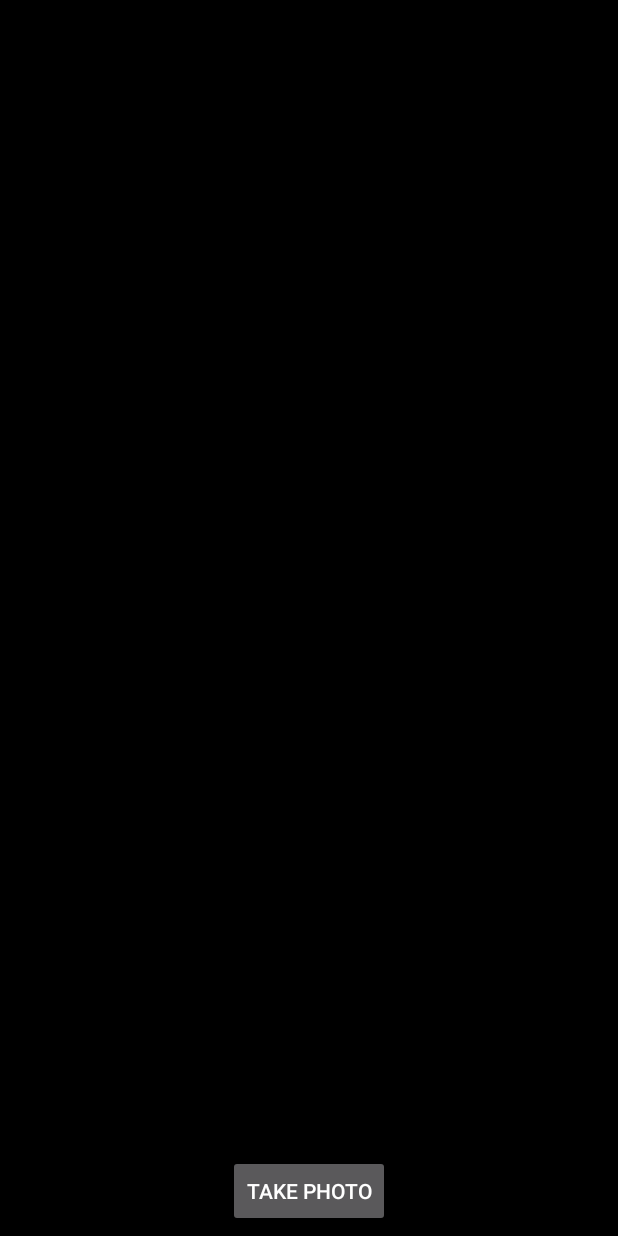
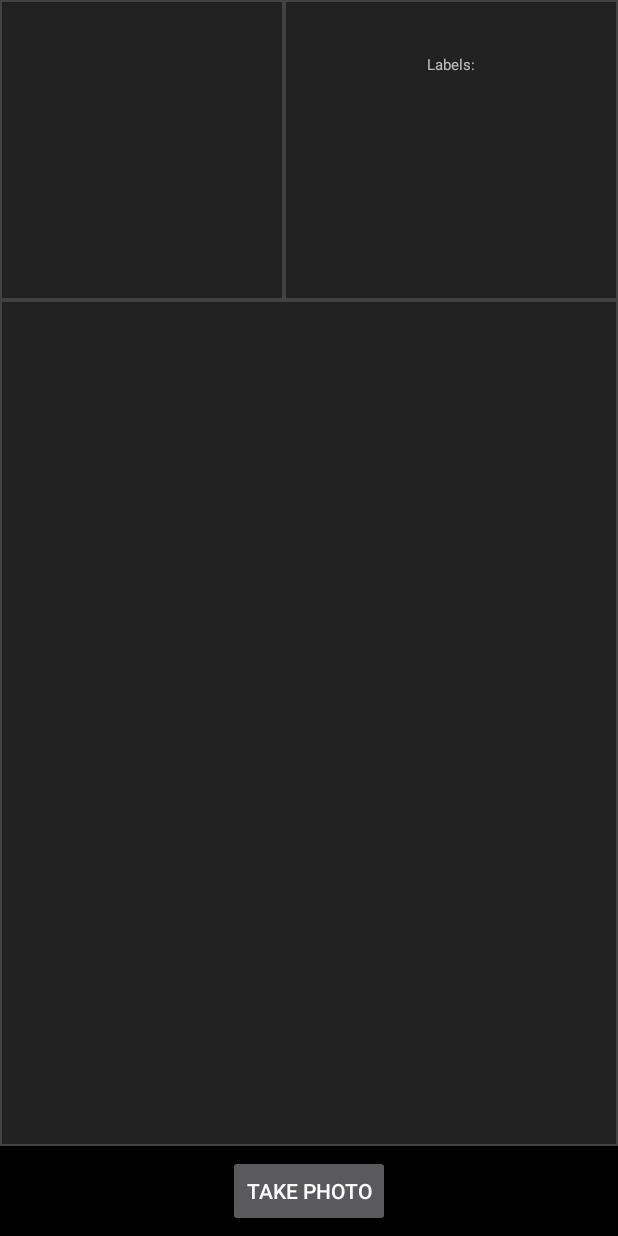
Before and after one commit to amEjazmunawer/FYPmlkit, an Android app: the screen it shows after launch (StillImageActivity), on a phone screen of 412 x 824 dp. Run offline under Robolectric (Android 15) with nearby library versions, the phone set to English and light mode, and no system bars; 1 statement that could not run was skipped.

Commit message:
Added borders Added more in database Added info base

```diff
--- a/mlkit/app/src/main/res/layout/activity_still_image.xml
+++ b/mlkit/app/src/main/res/layout/activity_still_image.xml
@@ -12,18 +12,18 @@
 
   <TableLayout
       android:layout_width="match_parent"
-      android:layout_height="250dp"
+      android:layout_height="200dp"
       android:stretchColumns="0,1">
 
     <TableRow
         android:background="@null"
         android:layout_width="fill_parent"
         android:layout_height="0dp"
-        android:layout_margin="1dp"
+        android:layout_margin="0dp"
         android:layout_weight="1">
 
       <ImageView
-
+          android:background="@drawable/border"
           android:id="@+id/previewPane"
           android:layout_width="0dp"
           android:layout_height="match_parent"
@@ -35,16 +35,37 @@
 
       </ImageView>
 
-      <TextView
-
+      <LinearLayout
           android:layout_width="50px"
           android:layout_height="match_parent"
           android:layout_column="1"
-          android:id="@+id/resultLabel"
-          android:gravity="center">
+          android:orientation="vertical"
+          android:background="@drawable/border">
+
+        <TextView
+            android:id="@+id/LabelString"
+            android:layout_width="match_parent"
+            android:layout_height="50dp"
+            android:layout_column="1"
+            android:gravity="bottom|center"
+            android:text="Labels:"
+            android:textSize="10dp">
+
+        </TextView>
+
+        <TextView
+            android:id="@+id/resultLabel"
+            android:layout_width="match_parent"
+            android:layout_height="100dp"
+            android:gravity="center"
+            android:textSize="16dp">
 
 
-      </TextView>
+        </TextView>
+
+
+      </LinearLayout>
+
     </TableRow>
 
   </TableLayout>
@@ -54,8 +75,8 @@
     android:layout_width="match_parent"
     android:layout_height="match_parent"
     android:layout_marginBottom="60dp"
-    android:layout_marginTop="250dp"
-    >
+    android:layout_marginTop="200dp"
+    android:background="@drawable/border">
 
   <TableLayout
       android:layout_width="match_parent"
@@ -91,7 +112,6 @@
 
     <Button
 
-
         android:id="@+id/getImageButton"
         android:layout_width="wrap_content"
         android:layout_height="wrap_content"
```
